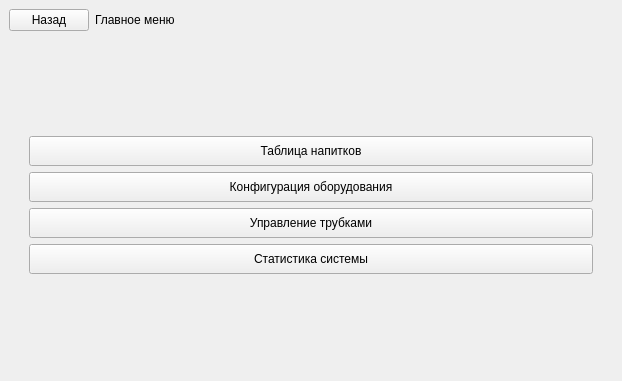
First picture: the form in Forms/MainWindow.ui, repository kupob/Egomatic_admin, before the edit.
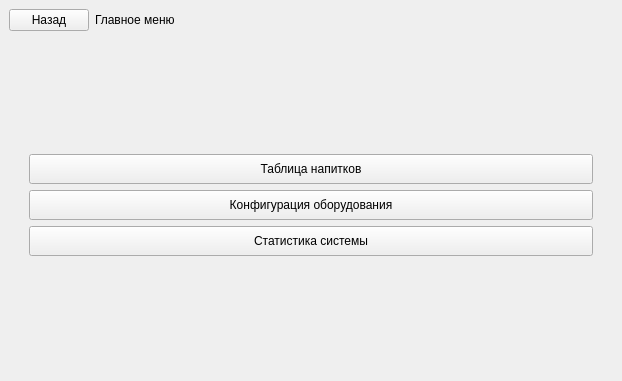
Second picture: the form after the edit. Custom widgets are drawn as their Qt base class.

The edit to the form file:
```diff
--- a/Forms/MainWindow.ui
+++ b/Forms/MainWindow.ui
@@ -118,22 +118,6 @@
           </attribute>
          </widget>
         </item>
-        <item>
-         <widget class="QPushButton" name="tubeButton">
-          <property name="minimumSize">
-           <size>
-            <width>0</width>
-            <height>30</height>
-           </size>
-          </property>
-          <property name="text">
-           <string>Управление трубками</string>
-          </property>
-          <attribute name="buttonGroup">
-           <string notr="true">buttonGroup</string>
-          </attribute>
-         </widget>
-        </item>
         <item>
          <widget class="QPushButton" name="statsButton">
           <property name="minimumSize">
```
Left out of the diff: 21 changed lines with no effect on the pictures.
